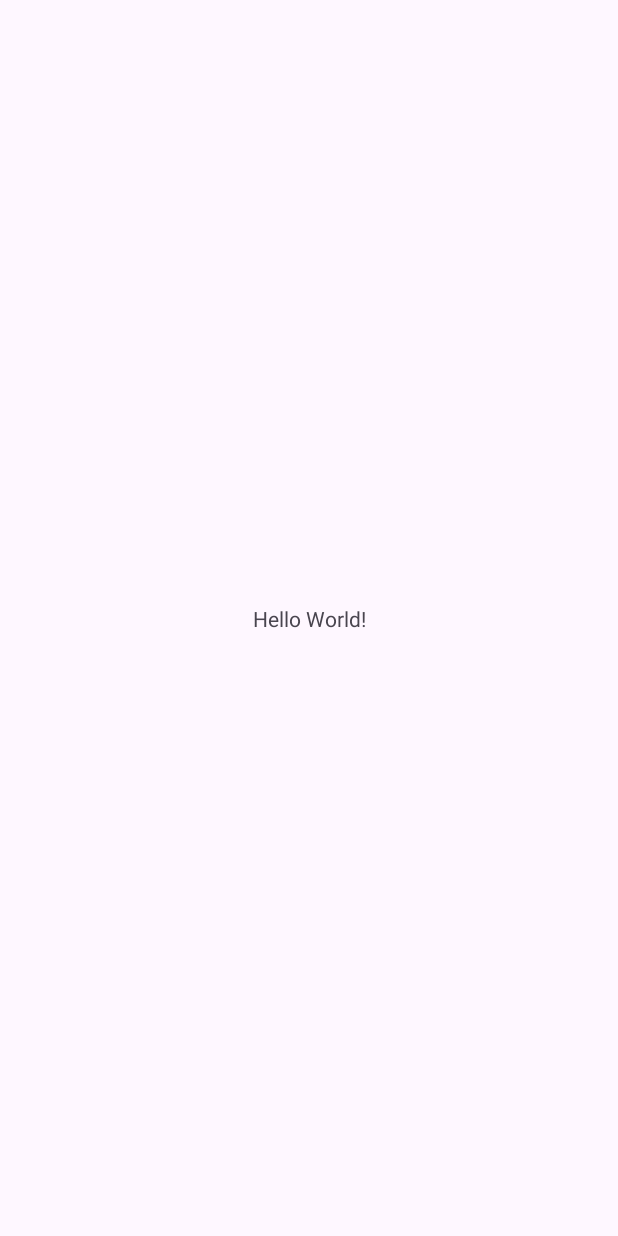
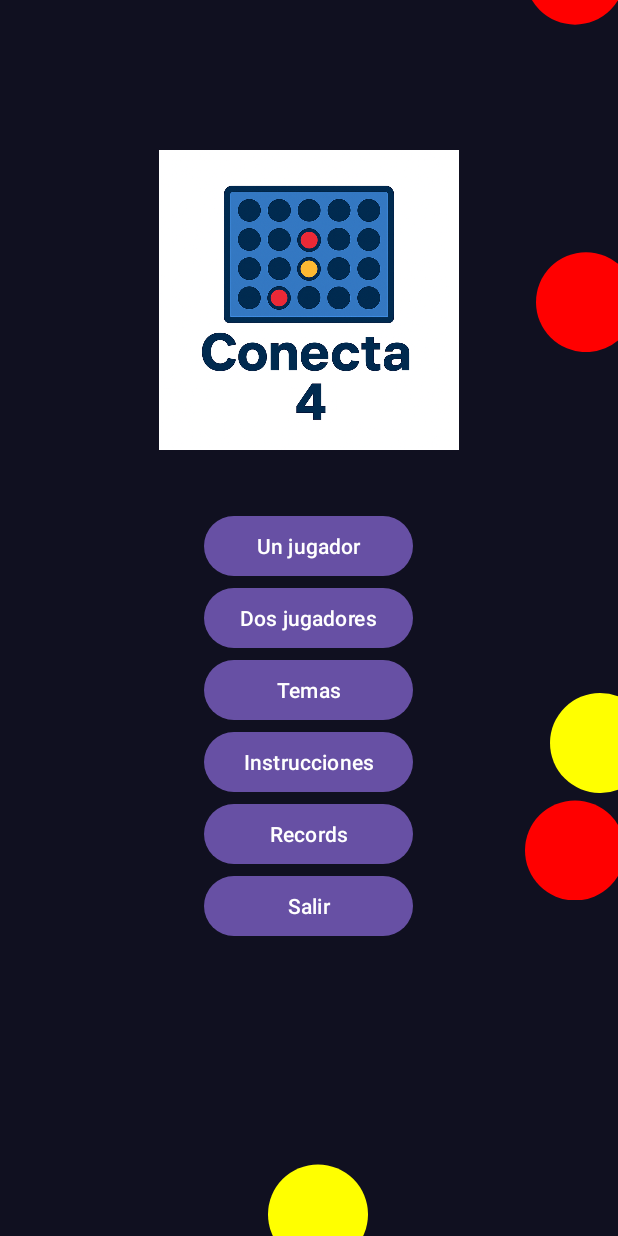
Before and after one commit to JaimeL-dev/Conecta4-movilApp, an Android app: the screen it shows after launch (MainActivity), on a phone screen of 412 x 824 dp. Before the commit the screen is almost empty. Run offline under Robolectric (Android 15) with nearby library versions, the phone set to English and light mode, and no system bars.

Commit message:
Proyecto con pantallas funcionales (menu, tablero y temas). Funcionalidad del tablero implementada sin victoria

```diff
--- a/app/src/main/java/com/example/conecta4_proyfin/MainActivity.kt
+++ b/app/src/main/java/com/example/conecta4_proyfin/MainActivity.kt
@@ -1,20 +1,83 @@
 package com.example.conecta4_proyfin
 
+
+import android.animation.ObjectAnimator
+import android.content.Intent
+import android.graphics.Color
+import android.graphics.drawable.GradientDrawable
 import android.os.Bundle
-import androidx.activity.enableEdgeToEdge
+import android.view.View
+import android.widget.Button
+import android.widget.FrameLayout
 import androidx.appcompat.app.AppCompatActivity
-import androidx.core.view.ViewCompat
-import androidx.core.view.WindowInsetsCompat
+import kotlin.random.Random
 
 class MainActivity : AppCompatActivity() {
+
+    private lateinit var contenedorAnimacion: FrameLayout
+
     override fun onCreate(savedInstanceState: Bundle?) {
         super.onCreate(savedInstanceState)
-        enableEdgeToEdge()
         setContentView(R.layout.activity_main)
-        ViewCompat.setOnApplyWindowInsetsListener(findViewById(R.id.main)) { v, insets ->
-            val systemBars = insets.getInsets(WindowInsetsCompat.Type.systemBars())
-            v.setPadding(systemBars.left, systemBars.top, systemBars.right, systemBars.bottom)
-            insets
+
+        contenedorAnimacion = findViewById(R.id.contenedorAnimacion)
+
+        // Espera a que el contenedor mida su tamaño antes de crear las fichas
+        contenedorAnimacion.post {
+            iniciarAnimacionFichas()
+        }
+
+        // Botones
+        findViewById<Button>(R.id.btn_un_jugador).setOnClickListener {
+            val intent = Intent(this, TableroActivity::class.java)
+            intent.putExtra("modo", "un_jugador")
+            startActivity(intent)
+        }
+
+        findViewById<Button>(R.id.btn_dos_jugadores).setOnClickListener {
+            val intent = Intent(this, TableroActivity::class.java)
+            intent.putExtra("modo", "dos_jugadores")
+            startActivity(intent)
+        }
+
+        findViewById<Button>(R.id.btn_temas).setOnClickListener {
+            startActivity(Intent(this, TemaActivity::class.java))
+        }
+
+        findViewById<Button>(R.id.btn_salir).setOnClickListener {
+            finish()
+        }
+    }
+
+    private fun iniciarAnimacionFichas() {
+        for (i in 1..10) {
+            val ficha = View(this)
+            val color = if (i % 2 == 0) Color.RED else Color.YELLOW
+
+            // Crea un círculo con borde suave
+            val drawable = GradientDrawable().apply {
+                shape = GradientDrawable.OVAL
+                setColor(color)
+            }
+
+            ficha.background = drawable
+            ficha.layoutParams = FrameLayout.LayoutParams(100, 100)
+            contenedorAnimacion.addView(ficha)
+
+            val startX = Random.nextInt(0, contenedorAnimacion.width.coerceAtLeast(500))
+            ficha.translationX = startX.toFloat()
+            ficha.translationY = -200f
+
+            val animator = ObjectAnimator.ofFloat(
+                ficha,
+                "translationY",
+                -200f,
+                contenedorAnimacion.height + 300f
+            )
+            animator.duration = Random.nextLong(3000, 6000)
+            animator.repeatCount = ObjectAnimator.INFINITE
+            animator.startDelay = (i * 300).toLong()
+            animator.start()
         }
     }
 }
--- a/app/src/main/res/layout/activity_main.xml
+++ b/app/src/main/res/layout/activity_main.xml
@@ -1,19 +1,68 @@
 <?xml version="1.0" encoding="utf-8"?>
-<androidx.constraintlayout.widget.ConstraintLayout xmlns:android="http://schemas.android.com/apk/res/android"
-    xmlns:app="http://schemas.android.com/apk/res-auto"
-    xmlns:tools="http://schemas.android.com/tools"
-    android:id="@+id/main"
+<RelativeLayout xmlns:android="http://schemas.android.com/apk/res/android"
     android:layout_width="match_parent"
     android:layout_height="match_parent"
-    tools:context=".MainActivity">
+    android:background="#101020">
 
-    <TextView
+    <!-- Fondo animado -->
+    <FrameLayout
+        android:id="@+id/contenedorAnimacion"
+        android:layout_width="match_parent"
+        android:layout_height="match_parent" />
+
+    <!-- Logotipo -->
+    <ImageView
+        android:id="@+id/logo"
+        android:layout_width="200dp"
+        android:layout_height="200dp"
+        android:layout_centerHorizontal="true"
+        android:layout_marginTop="100dp"
+        android:src="@drawable/c4" />
+
+    <!-- Menú -->
+    <LinearLayout
+        android:id="@+id/menuPrincipal"
         android:layout_width="wrap_content"
         android:layout_height="wrap_content"
-        android:text="Hello World!"
-        app:layout_constraintBottom_toBottomOf="parent"
-        app:layout_constraintEnd_toEndOf="parent"
-        app:layout_constraintStart_toStartOf="parent"
-        app:layout_constraintTop_toTopOf="parent" />
+        android:orientation="vertical"
+        android:layout_below="@id/logo"
+        android:layout_centerHorizontal="true"
+        android:layout_marginTop="40dp">
 
-</androidx.constraintlayout.widget.ConstraintLayout>
+        <Button
+            android:id="@+id/btn_un_jugador"
+            android:layout_width="match_parent"
+            android:layout_height="wrap_content"
+            android:text="Un jugador" />
+
+        <Button
+            android:id="@+id/btn_dos_jugadores"
+            android:layout_width="match_parent"
+            android:layout_height="wrap_content"
+            android:text="Dos jugadores" />
+
+        <Button
+            android:id="@+id/btn_temas"
+            android:layout_width="match_parent"
+            android:layout_height="wrap_content"
+            android:text="Temas" />
+
+        <Button
+            android:id="@+id/btn_instrucciones"
+            android:layout_width="match_parent"
+            android:layout_height="wrap_content"
+            android:text="Instrucciones" />
+
+        <Button
+            android:id="@+id/btn_records"
+            android:layout_width="match_parent"
+            android:layout_height="wrap_content"
+            android:text="Records" />
+
+        <Button
+            android:id="@+id/btn_salir"
+            android:layout_width="match_parent"
+            android:layout_height="wrap_content"
+            android:text="Salir" />
+    </LinearLayout>
+</RelativeLayout>
```
Also changed, not shown: app/src/main/AndroidManifest.xml (+9 -2 lines), app/src/main/java/com/example/conecta4_proyfin/TableroActivity.kt (added, +12 -0 lines), app/src/main/java/com/example/conecta4_proyfin/TableroView.kt (added, +68 -0 lines), app/src/main/java/com/example/conecta4_proyfin/TemaActivity.kt (added, +29 -0 lines), app/src/main/res/layout/tablero.xml (added, +10 -0 lines), app/src/main/res/layout/temas.xml (added, +60 -0 lines), app/src/main/res/values/styles.xml (added, +15 -0 lines), app/src/main/res/drawable/c4.png (added).
